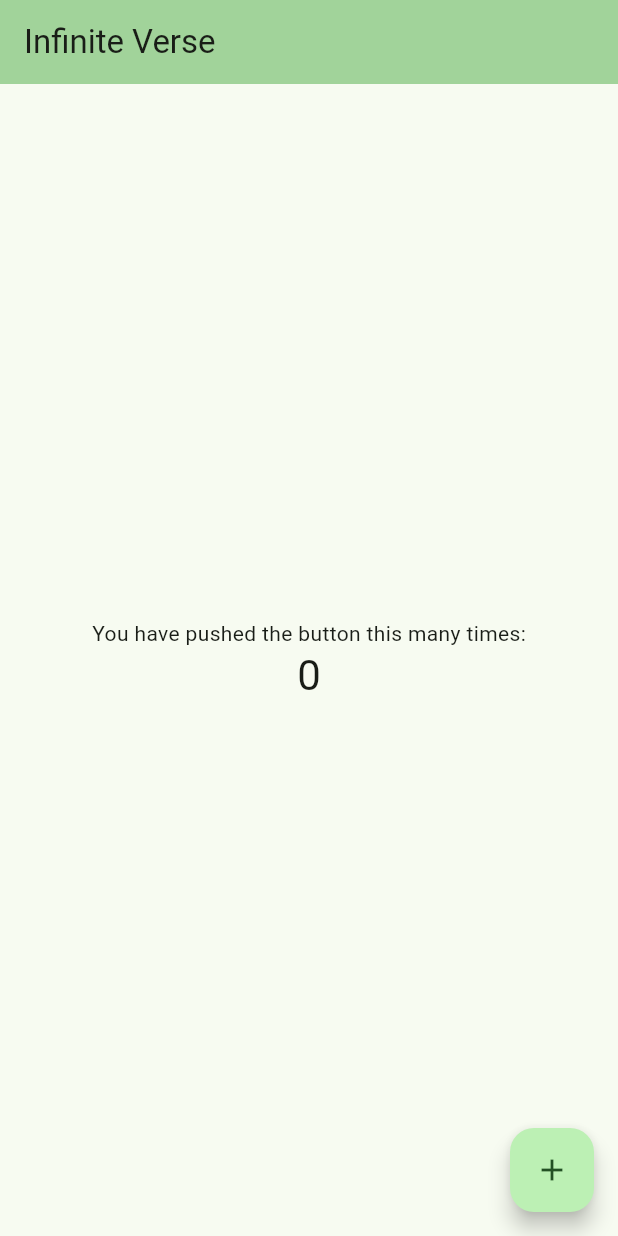
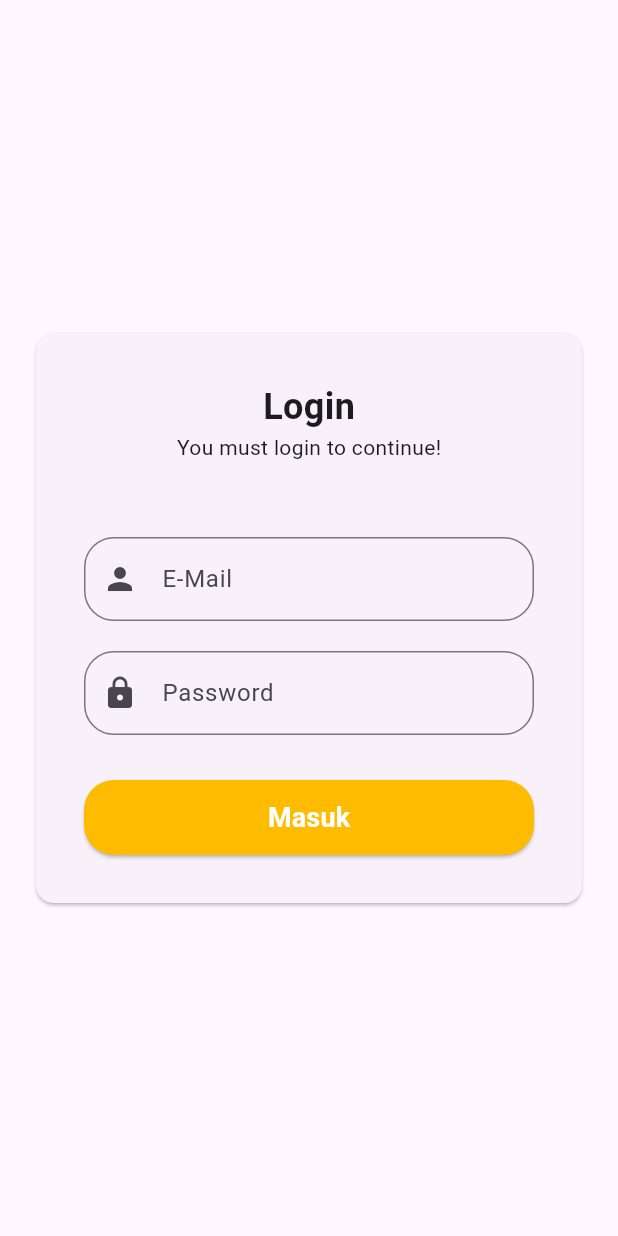
Before and after one commit to Coxtels/InfiniteVerse, a Flutter app: the screen it shows after launch, on a phone screen of 412 x 824 dp. Run offline on Flutter 3.47's test engine with Material 3 defaults, Android fonts, the phone set to English and light mode, and no system bars.

Commit message:
feat: menambahkan halaman login

```diff
--- /dev/null
+++ b/lib/login_page.dart
@@ -0,0 +1,95 @@
+import 'package:flutter/material.dart';
+
+class LoginPage extends StatelessWidget {
+  const LoginPage({super.key});
+
+  @override
+  Widget build(BuildContext context) {
+    return Scaffold(
+      body: Center(
+        child: SingleChildScrollView(
+          child: Padding(
+            padding: const EdgeInsets.symmetric(horizontal: 20, vertical: 45),
+            child: Card(
+              // color: Colors.blue[50],
+              child: Padding(
+                padding: const EdgeInsets.all(32.0),
+                child: Column(
+                  mainAxisSize: MainAxisSize.min,
+                  children: [
+                    Text(
+                      "Login",
+                      style: TextStyle(
+                        fontSize: 24,
+                        fontWeight: FontWeight.bold,
+                      ),
+                    ),
+                    Text("You must login to continue!"),
+
+                    const SizedBox(height: 50),
+
+                    TextFormField(
+                      decoration: InputDecoration(
+                        labelText: "E-Mail",
+                        hintText: "Enter your e-mail",
+                        prefixIcon: Icon(Icons.person),
+                        border: OutlineInputBorder(
+                          borderRadius: BorderRadius.all(Radius.circular(20)),
+                        ),
+                      ),
+                    ),
+
+                    const SizedBox(height: 20),
+
+                    TextFormField(
+                      obscureText: true,
+                      decoration: InputDecoration(
+                        labelText: "Password",
+                        hintText: "Enter your Password",
+                        prefixIcon: Icon(Icons.lock),
+                        border: OutlineInputBorder(
+                          borderRadius: BorderRadius.all(Radius.circular(20)),
+                        ),
+                      ),
+                    ),
+
+                    const SizedBox(height: 30),
+
+                    SizedBox(
+                      width: double.infinity,
+                      height: 50,
+                      child: ElevatedButton(
+                        onPressed: () {
+                          print("Tombol di tekan!");
+                        },
+                        style: ElevatedButton.styleFrom(
+                          backgroundColor: const Color.fromARGB(
+                            255,
+                            255,
+                            187,
+                            0,
+                          ),
+                          foregroundColor: Colors.white,
+                          shape: RoundedRectangleBorder(
+                            borderRadius: BorderRadius.circular(20),
+                          ),
+                        ),
+                        child: const Text(
+                          "Masuk",
+                          style: TextStyle(
+                            fontWeight: FontWeight.bold,
+                            fontSize: 18,
+                          ),
+                        ),
+                      ),
+                    ),
+                  ],
+                ),
+              ),
+            ),
+          ),
+        ),
+      ),
+    );
+  }
+}
--- a/lib/main.dart
+++ b/lib/main.dart
@@ -1,4 +1,5 @@
 import 'package:flutter/material.dart';
+import 'login_page.dart';
 
 void main() {
   runApp(const MyApp());
@@ -7,116 +8,15 @@ void main() {
 class MyApp extends StatelessWidget {
   const MyApp({super.key});
 
-  // This widget is the root of your application.
   @override
-  Widget build(BuildContext context) {
+  Widget build(BuildContext contect) {
     return MaterialApp(
-      title: 'Flutter Demo',
+      debugShowCheckedModeBanner: false,
+      title: 'InfiniteVerse',
       theme: ThemeData(
-        // This is the theme of your application.
-        //
-        // TRY THIS: Try running your application with "flutter run". You'll see
-        // the application has a purple toolbar. Then, without quitting the app,
-        // try changing the seedColor in the colorScheme below to Colors.green
-        // and then invoke "hot reload" (save your changes or press the "hot
-        // reload" button in a Flutter-supported IDE, or press "r" if you used
-        // the command line to start the app).
-        //
-        // Notice that the counter didn't reset back to zero; the application
-        // state is not lost during the reload. To reset the state, use hot
-        // restart instead.
-        //
-        // This works for code too, not just values: Most code changes can be
-        // tested with just a hot reload.
-        colorScheme: .fromSeed(seedColor: Colors.green),
+        colorScheme: ColorScheme.fromSeed(seedColor: Colors.deepPurple),
       ),
-      home: const MyHomePage(title: 'Infinite Verse'),
+      home: const LoginPage(),
     );
   }
 }
-
-class MyHomePage extends StatefulWidget {
-  const MyHomePage({super.key, required this.title});
-
-  // This widget is the home page of your application. It is stateful, meaning
-  // that it has a State object (defined below) that contains fields that affect
-  // how it looks.
-
-  // This class is the configuration for the state. It holds the values (in this
-  // case the title) provided by the parent (in this case the App widget) and
-  // used by the build method of the State. Fields in a Widget subclass are
-  // always marked "final".
-
-  final String title;
-
-  @override
-  State<MyHomePage> createState() => _MyHomePageState();
-}
-
-class _MyHomePageState extends State<MyHomePage> {
-  int _counter = 0;
-
-  void _incrementCounter() {
-    setState(() {
-      // This call to setState tells the Flutter framework that something has
-      // changed in this State, which causes it to rerun the build method below
-      // so that the display can reflect the updated values. If we changed
-      // _counter without calling setState(), then the build method would not be
-      // called again, and so nothing would appear to happen.
-      _counter++;
-    });
-  }
-
-  @override
-  Widget build(BuildContext context) {
-    // This method is rerun every time setState is called, for instance as done
-    // by the _incrementCounter method above.
-    //
-    // The Flutter framework has been optimized to make rerunning build methods
-    // fast, so that you can just rebuild anything that needs updating rather
-    // than having to individually change instances of widgets.
-    return Scaffold(
-      appBar: AppBar(
-        // TRY THIS: Try changing the color here to a specific color (to
-        // Colors.amber, perhaps?) and trigger a hot reload to see the AppBar
-        // change color while the other colors stay the same.
-        backgroundColor: Theme.of(context).colorScheme.inversePrimary,
-        // Here we take the value from the MyHomePage object that was created by
-        // the App.build method, and use it to set our appbar title.
-        title: Text(widget.title),
-      ),
-      body: Center(
-        // Center is a layout widget. It takes a single child and positions it
-        // in the middle of the parent.
-        child: Column(
-          // Column is also a layout widget. It takes a list of children and
-          // arranges them vertically. By default, it sizes itself to fit its
-          // children horizontally, and tries to be as tall as its parent.
-          //
-          // Column has various properties to control how it sizes itself and
-          // how it positions its children. Here we use mainAxisAlignment to
-          // center the children vertically; the main axis here is the vertical
-          // axis because Columns are vertical (the cross axis would be
-          // horizontal).
-          //
-          // TRY THIS: Invoke "debug painting" (choose the "Toggle Debug Paint"
-          // action in the IDE, or press "p" in the console), to see the
-          // wireframe for each widget.
-          mainAxisAlignment: .center,
-          children: [
-            const Text('You have pushed the button this many times:'),
-            Text(
-              '$_counter',
-              style: Theme.of(context).textTheme.headlineMedium,
-            ),
-          ],
-        ),
-      ),
-      floatingActionButton: FloatingActionButton(
-        onPressed: _incrementCounter,
-        tooltip: 'Increment',
-        child: const Icon(Icons.add),
-      ),
-    );
-  }
-}
```
